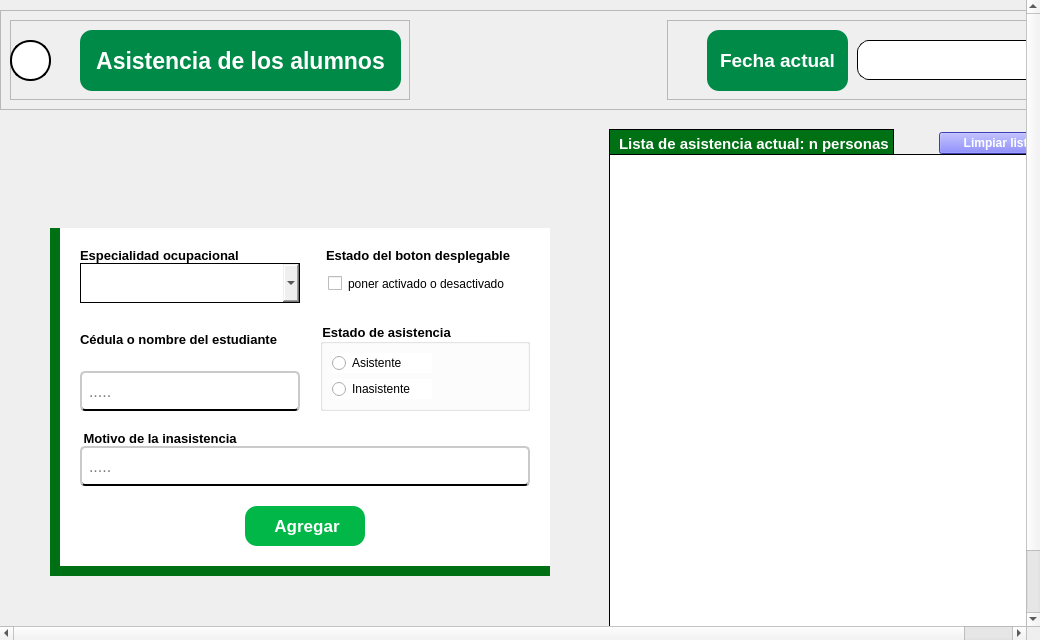
Before: the Qt Designer form recursos_graficos_y_logicos/elementos_graficos_ui/pantalla_de_asistencia_alumnos.ui in Enmanuel-86/TELA-APP, drawn with Qt 5.
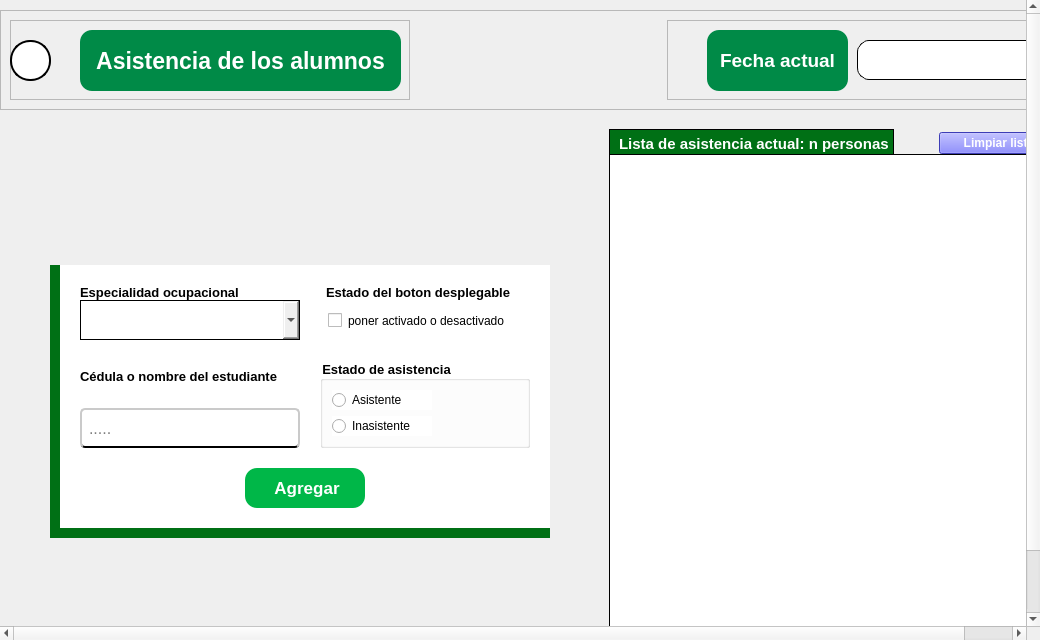
After: the same form once the commit is applied. Icons and pictures are not drawn.

```diff
--- a/recursos_graficos_y_logicos/elementos_graficos_ui/pantalla_de_asistencia_alumnos.ui
+++ b/recursos_graficos_y_logicos/elementos_graficos_ui/pantalla_de_asistencia_alumnos.ui
@@ -417,16 +417,8 @@
                 <property name="spacing">
                  <number>20</number>
                 </property>
-                <item row="3" column="0" colspan="2">
-                 <layout class="QVBoxLayout" name="verticalLayout_7">
-                  <property name="spacing">
-                   <number>0</number>
-                  </property>
-                  <item alignment="Qt::AlignLeft">
-                   <widget class="QLabel" name="label_motivo_de_inasistencia">
-                    <property name="enabled">
-                     <bool>true</bool>
-                    </property>
+                <item row="1" column="1">
+                 <widget class="QGroupBox" name="estado_de_asistencia">
                     <property name="font">
                      <font>
                       <family>Arial</family>
@@ -436,141 +428,72 @@
                      </font>
                     </property>
                     <property name="styleSheet">
-                     <string notr="true">QLabel{
+                   <string notr="true">QGroupBox{
 
-	
-	color: rgb(0, 0, 0);
+	background-color: rgb(255, 255, 255);
 
-	border-color: #ffffff;
-	border:none;
 
+}</string>
+                  </property>
+                  <property name="title">
+                   <string>Estado de asistencia</string>
+                  </property>
+                  <layout class="QVBoxLayout" name="verticalLayout_2">
+                   <item>
+                    <widget class="QRadioButton" name="input_asistente">
+                     <property name="minimumSize">
+                      <size>
+                       <width>2</width>
+                       <height>0</height>
+                      </size>
+                     </property>
+                     <property name="maximumSize">
+                      <size>
+                       <width>100</width>
+                       <height>16777215</height>
+                      </size>
+                     </property>
+                     <property name="styleSheet">
+                      <string notr="true">QRadioButton{
 
-}
-</string>
+	background-color: rgb(255, 255, 255);
+	font: 75 10pt &quot;Arial&quot;;
+
+}</string>
                     </property>
                     <property name="text">
-                     <string> Motivo de la inasistencia </string>
-                    </property>
-                    <property name="scaledContents">
-                     <bool>false</bool>
+                      <string>Asistente</string>
                     </property>
                    </widget>
                   </item>
                   <item>
-                   <widget class="QLineEdit" name="input_motivo_de_inasistencia">
-                    <property name="enabled">
-                     <bool>true</bool>
-                    </property>
+                    <widget class="QRadioButton" name="input_inasistente">
                     <property name="minimumSize">
                      <size>
-                      <width>0</width>
-                      <height>40</height>
-                     </size>
-                    </property>
-                    <property name="font">
-                     <font>
-                      <family>Arial</family>
-                      <pointsize>12</pointsize>
-                     </font>
+                       <width>2</width>
+                       <height>0</height>
+                      </size>
+                     </property>
+                     <property name="maximumSize">
+                      <size>
+                       <width>100</width>
+                       <height>16777215</height>
+                      </size>
                     </property>
                     <property name="styleSheet">
-                     <string notr="true">QLineEdit{
-	
+                      <string notr="true">QRadioButton{
+
 	background-color: rgb(255, 255, 255);
-	border-radius:5px;
-	padding-left: 5px;
- padding-right:5px;
-	padding-top:1px;
-	border-bottom:2px solid black  ;
-	border-top: 2px solid rgb(202, 202, 202);
-	border-left: 2px solid rgb(202, 202, 202);
-	border-right: 2px solid rgb(202, 202, 202);
+	font: 75 10pt &quot;Arial&quot;;
 
-}
-
-QLineEdit:focus{
-
-	border: 2px solid rgb(17, 192, 255)
-
-
-
-}
-
-
-
-
-QLineEdit:disabled {
-        background-color:rgb(189, 189, 189);
-        color: #808080;
-        border: 1px solid rgb(127, 127, 127);
-    }
- </string>
+}</string>
                     </property>
                     <property name="text">
-                     <string/>
-                    </property>
-                    <property name="placeholderText">
-                     <string>.....</string>
+                      <string>Inasistente</string>
                     </property>
                    </widget>
                   </item>
                  </layout>
-                </item>
-                <item row="4" column="0" colspan="2" alignment="Qt::AlignHCenter">
-                 <widget class="QPushButton" name="boton_agregar">
-                  <property name="minimumSize">
-                   <size>
-                    <width>120</width>
-                    <height>40</height>
-                   </size>
-                  </property>
-                  <property name="maximumSize">
-                   <size>
-                    <width>120</width>
-                    <height>40</height>
-                   </size>
-                  </property>
-                  <property name="font">
-                   <font>
-                    <family>Arial</family>
-                    <pointsize>13</pointsize>
-                    <weight>75</weight>
-                    <bold>true</bold>
-                   </font>
-                  </property>
-                  <property name="cursor">
-                   <cursorShape>PointingHandCursor</cursorShape>
-                  </property>
-                  <property name="styleSheet">
-                   <string notr="true">QPushButton{
-
-	background-color: rgb(0, 183, 72);
-	
-	color: rgb(255, 255, 255);
-	border-radius:12px;
-
-}
-
-QPushButton:hover{
-
-	
-	background-color: rgb(0, 56, 10);
-
-}</string>
-                  </property>
-                  <property name="text">
-                   <string> Agregar</string>
-                  </property>
-                  <property name="icon">
-                   <iconset>
-                    <normaloff>../recursos_de_imagenes/iconos_de_interfaz/mas_blanco.png</normaloff>../recursos_de_imagenes/iconos_de_interfaz/mas_blanco.png</iconset>
-                  </property>
-                  <property name="iconSize">
-                   <size>
-                    <width>26</width>
-                    <height>26</height>
-                   </size>
-                  </property>
                  </widget>
                 </item>
                 <item row="1" column="0">
@@ -690,85 +613,6 @@
                   </item>
                  </layout>
                 </item>
-                <item row="1" column="1">
-                 <widget class="QGroupBox" name="estado_de_asistencia">
-                  <property name="font">
-                   <font>
-                    <family>Arial</family>
-                    <pointsize>10</pointsize>
-                    <weight>75</weight>
-                    <bold>true</bold>
-                   </font>
-                  </property>
-                  <property name="styleSheet">
-                   <string notr="true">QGroupBox{
-
-	background-color: rgb(255, 255, 255);
-
-
-}</string>
-                  </property>
-                  <property name="title">
-                   <string>Estado de asistencia</string>
-                  </property>
-                  <layout class="QVBoxLayout" name="verticalLayout_2">
-                   <item>
-                    <widget class="QRadioButton" name="input_asistente">
-                     <property name="minimumSize">
-                      <size>
-                       <width>2</width>
-                       <height>0</height>
-                      </size>
-                     </property>
-                     <property name="maximumSize">
-                      <size>
-                       <width>100</width>
-                       <height>16777215</height>
-                      </size>
-                     </property>
-                     <property name="styleSheet">
-                      <string notr="true">QRadioButton{
-
-	background-color: rgb(255, 255, 255);
-	font: 75 10pt &quot;Arial&quot;;
-
-}</string>
-                     </property>
-                     <property name="text">
-                      <string>Asistente</string>
-                     </property>
-                    </widget>
-                   </item>
-                   <item>
-                    <widget class="QRadioButton" name="input_inasistente">
-                     <property name="minimumSize">
-                      <size>
-                       <width>2</width>
-                       <height>0</height>
-                      </size>
-                     </property>
-                     <property name="maximumSize">
-                      <size>
-                       <width>100</width>
-                       <height>16777215</height>
-                      </size>
-                     </property>
-                     <property name="styleSheet">
-                      <string notr="true">QRadioButton{
-
-	background-color: rgb(255, 255, 255);
-	font: 75 10pt &quot;Arial&quot;;
-
-}</string>
-                     </property>
-                     <property name="text">
-                      <string>Inasistente</string>
-                     </property>
-                    </widget>
-                   </item>
-                  </layout>
-                 </widget>
-                </item>
                 <item row="0" column="0">
                  <layout class="QVBoxLayout" name="verticalLayout_6">
                   <property name="spacing">
@@ -932,6 +776,63 @@
                   </item>
                  </layout>
                 </item>
+                <item row="3" column="0" colspan="2" alignment="Qt::AlignHCenter">
+                 <widget class="QPushButton" name="boton_agregar">
+                  <property name="minimumSize">
+                   <size>
+                    <width>120</width>
+                    <height>40</height>
+                   </size>
+                  </property>
+                  <property name="maximumSize">
+                   <size>
+                    <width>120</width>
+                    <height>40</height>
+                   </size>
+                  </property>
+                  <property name="font">
+                   <font>
+                    <family>Arial</family>
+                    <pointsize>13</pointsize>
+                    <weight>75</weight>
+                    <bold>true</bold>
+                   </font>
+                  </property>
+                  <property name="cursor">
+                   <cursorShape>PointingHandCursor</cursorShape>
+                  </property>
+                  <property name="styleSheet">
+                   <string notr="true">QPushButton{
+
+	background-color: rgb(0, 183, 72);
+	
+	color: rgb(255, 255, 255);
+	border-radius:12px;
+
+}
+
+QPushButton:hover{
+
+	
+	background-color: rgb(0, 56, 10);
+
+}</string>
+                  </property>
+                  <property name="text">
+                   <string> Agregar</string>
+                  </property>
+                  <property name="icon">
+                   <iconset>
+                    <normaloff>../recursos_de_imagenes/iconos_de_interfaz/mas_blanco.png</normaloff>../recursos_de_imagenes/iconos_de_interfaz/mas_blanco.png</iconset>
+                  </property>
+                  <property name="iconSize">
+                   <size>
+                    <width>26</width>
+                    <height>26</height>
+                   </size>
+                  </property>
+                 </widget>
+                </item>
                 <item row="0" column="1">
                  <layout class="QVBoxLayout" name="verticalLayout_8">
                   <property name="spacing">
```
Lines whose indentation alone changed are shown as unchanged.
